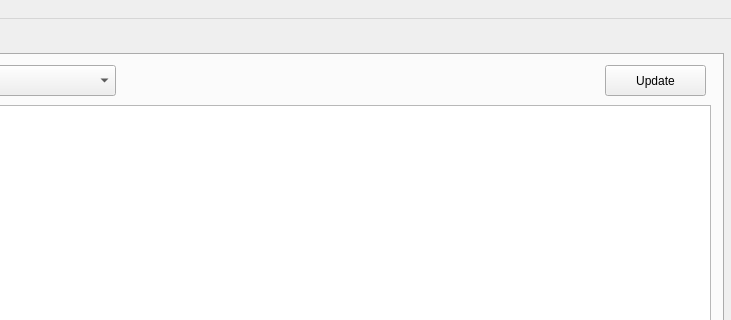
Before: the Qt Designer form GUI/AxisTradeCultForm/axistradecultform.ui in zmcx16/AxisTradeCult, drawn with Qt 5; both pictures show x 177 to 908 and y 0 to 320 of the 908 by 533 pixel window.
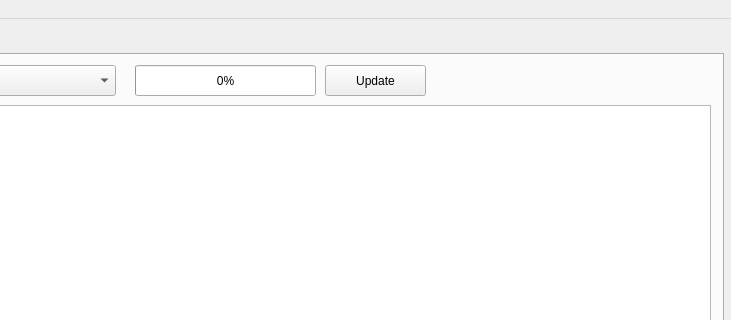
After: the same form once the commit is applied.

```diff
--- a/GUI/AxisTradeCultForm/axistradecultform.ui
+++ b/GUI/AxisTradeCultForm/axistradecultform.ui
@@ -53,7 +53,7 @@
      <widget class="QPushButton" name="UpdateButton">
       <property name="geometry">
        <rect>
-        <x>770</x>
+        <x>490</x>
         <y>10</y>
         <width>101</width>
         <height>31</height>
@@ -73,6 +73,19 @@
        </rect>
       </property>
      </widget>
+     <widget class="QProgressBar" name="UpdateProgressBar">
+      <property name="geometry">
+       <rect>
+        <x>300</x>
+        <y>10</y>
+        <width>181</width>
+        <height>31</height>
+       </rect>
+      </property>
+      <property name="value">
+       <number>0</number>
+      </property>
+     </widget>
     </widget>
     <widget class="QWidget" name="tab_2">
      <attribute name="title">
```
